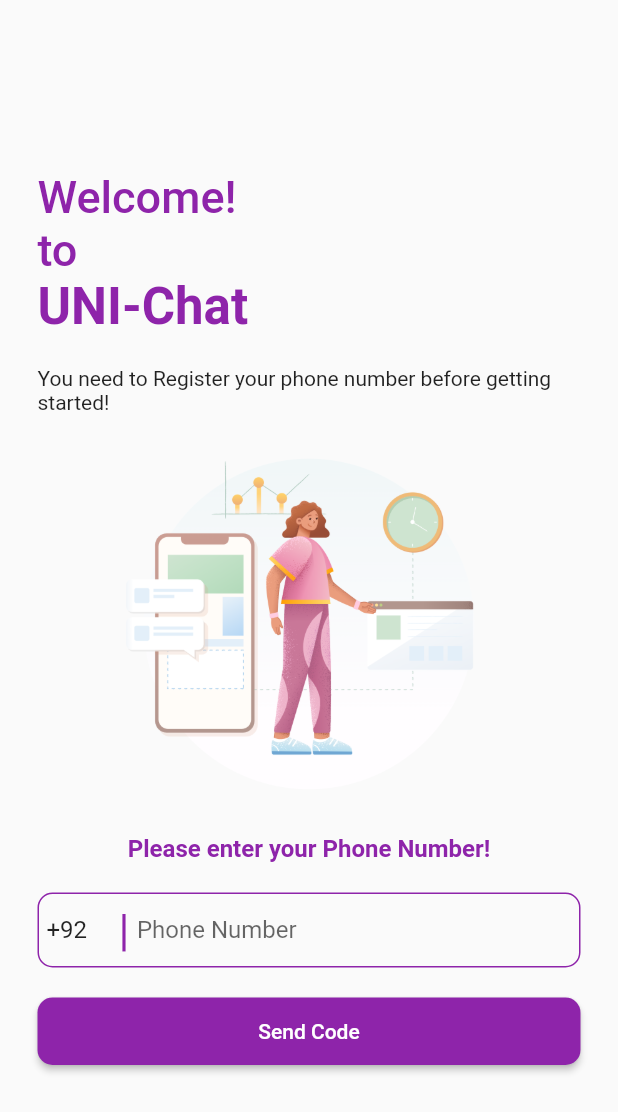
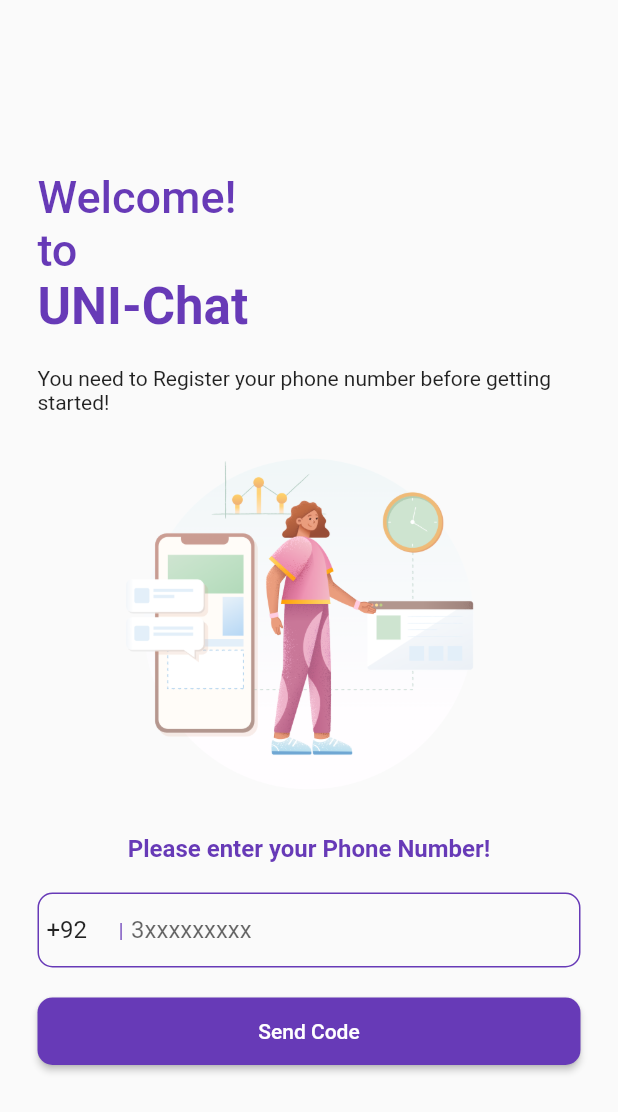
Before and after one commit to SyedFrazAli/uniChatFirebase, a Flutter app: the screen it shows after launch, after a tap on "Send Code", on a phone screen of 412 x 824 dp. Shown: the top 1112 px of the screen. Run offline on Flutter 3.47's test engine with Material 2 defaults, Android fonts, the phone set to English and light mode, and no system bars; our stand-ins replace firebase_auth, firebase_core, flutter_dotenv, pinput; missing offline and left inert: zego_zimkit; accounts and stored records are empty; network calls fail.

```diff
--- a/chat/lib/main.dart
+++ b/chat/lib/main.dart
@@ -1,13 +1,11 @@
 // ignore_for_file: camel_case_types
 
-import 'package:firebase_auth/firebase_auth.dart';
 import 'package:flutter/material.dart';
 import 'package:unichat/config.dart';
-import 'package:unichat/home_screen.dart';
-import 'package:unichat/phone.dart';
+import 'package:unichat/splash_screen.dart';
 import 'package:zego_zimkit/zego_zimkit.dart';
 import 'firebase_options.dart';
-import 'package:firebase_core/firebase_core.dart' show Firebase;
+import 'package:firebase_core/firebase_core.dart';
 void main() async {
   WidgetsFlutterBinding.ensureInitialized();
   await Firebase.initializeApp(
@@ -42,49 +40,7 @@ class _unichatState extends State<unichat> {
         ),
         child: child!,
       ),
-      home: const AuthChecker(),
+      home: const SplashScreenView(),
     );
   }
 }
-class AuthChecker extends StatelessWidget {
-  const AuthChecker({super.key});
-
-  @override
-  Widget build(BuildContext context) {
-    return StreamBuilder<User?>(
-      stream: FirebaseAuth.instance.authStateChanges(),
-      builder: (context, snapshot) {
-        if (snapshot.connectionState == ConnectionState.waiting) {
-          // Show a loading indicator if the auth state is still loading
-          return const Scaffold(
-            body: Center(
-              child: CircularProgressIndicator(
-                color: Colors.deepPurple,
-              ),
-            ),
-          );
-        } else if (snapshot.hasError) {
-          // Handle errors
-          return const Scaffold(
-            body: Center(
-              child: Text(
-                "An error occurred. Please try again later.",
-                style: TextStyle(color: Colors.red),
-              ),
-            ),
-          );
-        } else {
-          // Check if the user is logged in or not
-          final user = snapshot.data;
-          if (user != null) {
-            // If user is logged in, show the HomeScreen
-            return const HomeScreen();
-          } else {
-            // If user is not logged in, show the SignUpScreen
-            return const SignUpScreen();
-          }
-        }
-      },
-    );
-  }
-}
--- a/chat/lib/phone.dart
+++ b/chat/lib/phone.dart
@@ -39,7 +39,7 @@ class _SignUpScreenState extends State<SignUpScreen> {
                     style: TextStyle(
                         fontSize: 30,
                         fontWeight: FontWeight.w500,
-                    color: Color.fromRGBO(142, 36, 170, 1)),
+                        color: Colors.deepPurple),
                   ),
                 ],
               ),
@@ -50,7 +50,8 @@ class _SignUpScreenState extends State<SignUpScreen> {
                     style: TextStyle(
                       fontSize: 34,
                       fontWeight: FontWeight.bold,
-                    color: Color.fromRGBO(142, 36, 170, 1)),
+                      color: Colors.deepPurple,
+                    ),
                   ),
                 ],
               ),
@@ -64,18 +65,18 @@ class _SignUpScreenState extends State<SignUpScreen> {
                 width: 300,
                 height: 280,
               ),
-              Text(
+              const Text(
                 'Please enter your Phone Number!',
                 style: TextStyle(
                     fontSize: 16,
                     fontWeight: FontWeight.bold,
-                    color: Colors.purple.shade600),
+                    color: Colors.deepPurple),
               ),
               const SizedBox(height: 20),
               Container(
                 height: 50,
                 decoration: BoxDecoration(
-                    border: Border.all(width: 1, color: Colors.purple.shade600),
+                    border: Border.all(width: 1, color: Colors.deepPurple),
                     borderRadius: BorderRadius.circular(10)),
                 child: Row(
                   children: [
@@ -84,14 +85,16 @@ class _SignUpScreenState extends State<SignUpScreen> {
                       width: 40,
                       child: TextField(
                         controller: countryCode,
-                        decoration: const InputDecoration(border: InputBorder.none),
+                        decoration:
+                            const InputDecoration(border: InputBorder.none),
                       ),
                     ),
                     const SizedBox(width: 8),
-                    Text(
+                    const Text(
                       '|',
                       style: TextStyle(
-                          color: Colors.purple.shade600, fontSize: 30),
+                        color: Colors.deepPurple,
+                      ),
                     ),
                     const SizedBox(width: 5),
                     Expanded(
@@ -99,7 +102,7 @@ class _SignUpScreenState extends State<SignUpScreen> {
                         keyboardType: TextInputType.phone,
                         controller: phoneNumberController,
                         decoration: const InputDecoration(
-                            border: InputBorder.none, hintText: 'Phone Number'),
+                            border: InputBorder.none, hintText: '3xxxxxxxxx'),
                       ),
                     ),
                   ],
@@ -111,10 +114,13 @@ class _SignUpScreenState extends State<SignUpScreen> {
                 width: double.infinity,
                 child: ElevatedButton(
   onPressed: () async {
+    const timeoutDuration = Duration(seconds: 40); // Adjust the timeout duration as needed
+
     String countryCodeValue = countryCode.text.trim();
     String phoneNumberValue = phoneNumberController.text.trim();
     String phoneNumber = countryCodeValue + phoneNumberValue;
 
+    try {
       await _auth.verifyPhoneNumber(
         phoneNumber: phoneNumber,
         verificationCompleted: (PhoneAuthCredential credential) async {
@@ -131,17 +137,26 @@ class _SignUpScreenState extends State<SignUpScreen> {
           SignUpScreen.verify = verificationId;
           Navigator.push(
             context,
-    MaterialPageRoute(builder: (context) => OtpScreen(phoneNumber: phoneNumber)),
+            MaterialPageRoute(
+                builder: (context) =>
+                    OtpScreen(phoneNumber: phoneNumber)),
           );
         },
-
         codeAutoRetrievalTimeout: (String verificationId) {},
-                    );
+      ).timeout(timeoutDuration); // Add timeout here
+    } catch (e) {
+      // Handle timeout or other errors here
+      if (kDebugMode) {
+        print('Operation took too long to complete.');
+      }
+    }
   },
   style: ElevatedButton.styleFrom(
-                      backgroundColor: Colors.purple.shade600,
+    backgroundColor: Colors.deepPurple,
     shape: RoundedRectangleBorder(
-                          borderRadius: BorderRadius.circular(10))),
+      borderRadius: BorderRadius.circular(10),
+    ),
+  ),
   child: const Text('Send Code'),
 ),
  ),
--- /dev/null
+++ b/chat/lib/splash_screen.dart
@@ -0,0 +1,85 @@
+import 'dart:async';
+import 'package:firebase_auth/firebase_auth.dart';
+import 'package:flutter/material.dart';
+import 'package:unichat/home_screen.dart';
+import 'package:unichat/phone.dart';
+
+
+class SplashScreenView extends StatefulWidget {
+  const SplashScreenView({super.key});
+
+  @override
+  State<SplashScreenView> createState() => _SplashScreenViewState();
+}
+
+// ignore: camel_case_types
+class _SplashScreenViewState extends State<SplashScreenView> {
+  @override
+  void initState() {
+    Timer(const Duration(seconds: 2), (() {
+      Navigator.of(context).pushReplacement(
+          MaterialPageRoute(builder: (_) => const AuthChecker()));
+    }));
+    super.initState();
+  }
+
+  @override
+  Widget build(BuildContext context) {
+    return Scaffold(
+        backgroundColor: Colors.white,
+        body: Stack(children: [
+          Padding(
+            padding: const EdgeInsets.only(left: 10, right: 10),
+            child: Container(
+              decoration: const BoxDecoration(
+                  image: DecorationImage(
+                image: AssetImage('assets/uni.jpg'),
+              )),
+            ),
+          ),
+        ]),
+    );
+  }
+}
+class AuthChecker extends StatelessWidget {
+  const AuthChecker({super.key});
+
+  @override
+  Widget build(BuildContext context) {
+    return StreamBuilder<User?>(
+      stream: FirebaseAuth.instance.authStateChanges(),
+      builder: (context, snapshot) {
+        if (snapshot.connectionState == ConnectionState.waiting) {
+          // Show a loading indicator if the auth state is still loading
+          return const Scaffold(
+            body: Center(
+              child: CircularProgressIndicator(
+                color: Colors.deepPurple,
+              ),
+            ),
+          );
+        } else if (snapshot.hasError) {
+          // Handle errors
+          return const Scaffold(
+            body: Center(
+              child: Text(
+                "An error occurred. Please try again later.",
+                style: TextStyle(color: Colors.red),
+              ),
+            ),
+          );
+        } else {
+          // Check if the user is logged in or not
+          final user = snapshot.data;
+          if (user != null) {
+            // If user is logged in, show the HomeScreen
+            return const HomeScreen();
+          } else {
+            // If user is not logged in, show the SignUpScreen
+            return const SignUpScreen();
+          }
+        }
+      },
+    );
+  }
+}
```
Also changed, not shown: chat/pubspec.yaml (+10 -1 lines), chat/pubspec.lock, 2 other files. Lines whose indentation alone changed are shown as unchanged.
